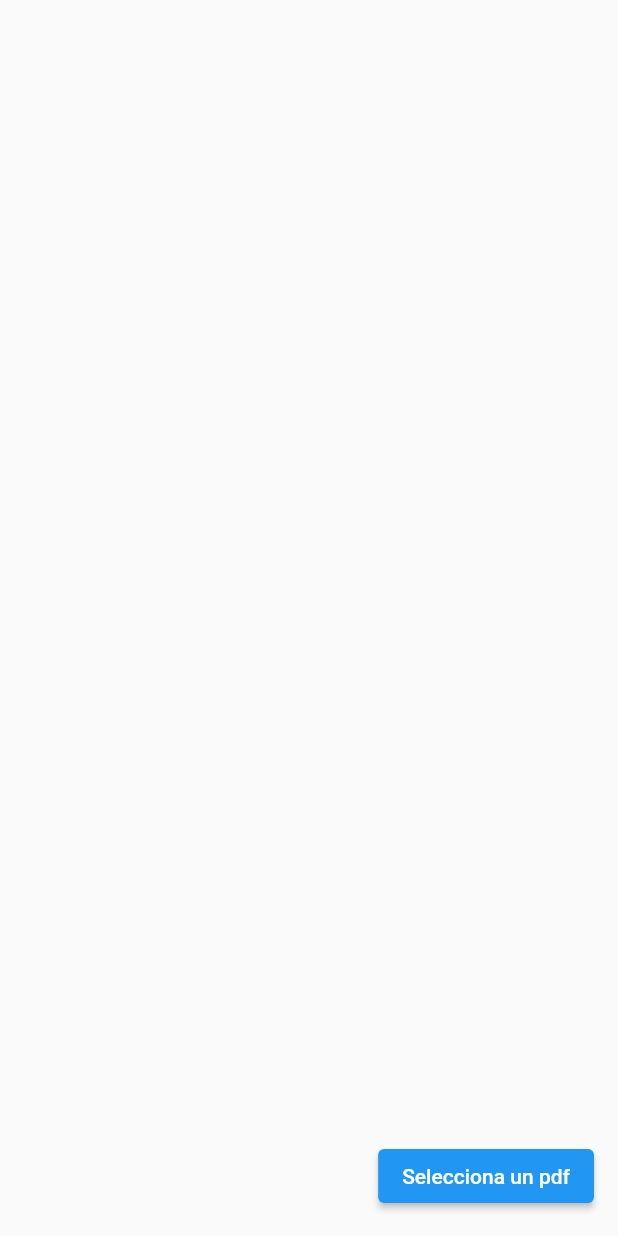
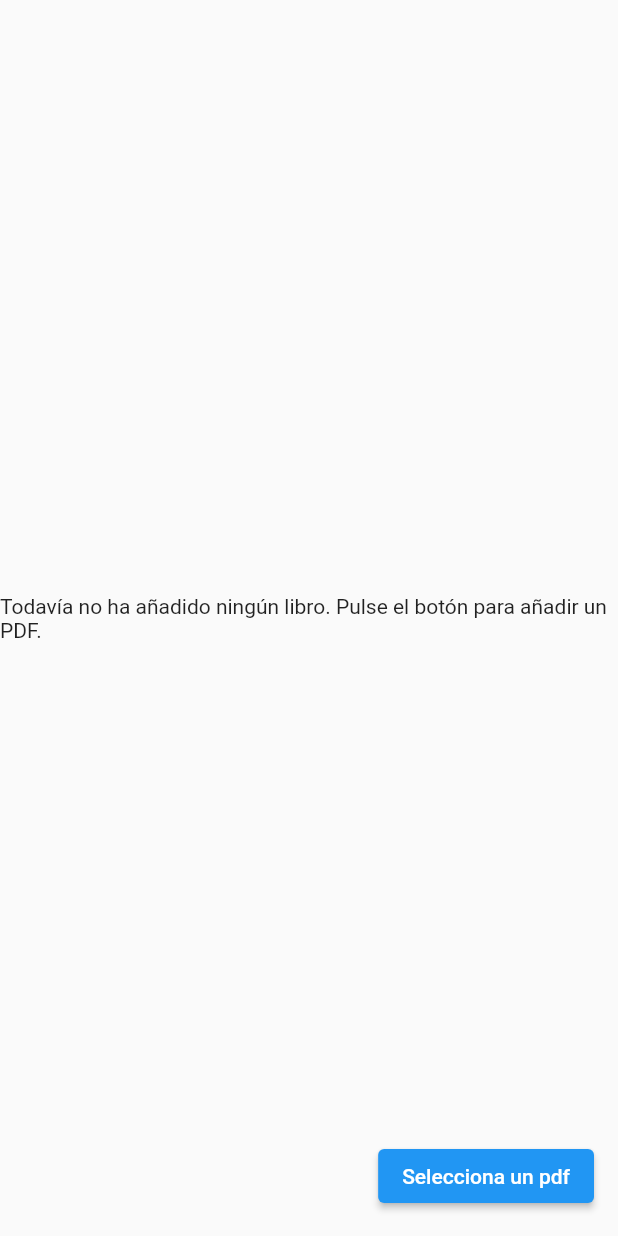
Before and after one commit to DarioOjeda/EbookProvidder, a Flutter app: the screen it shows after launch, on a phone screen of 412 x 824 dp. Run offline on Flutter 3.47's test engine with Material 2 defaults, Android fonts, the phone set to English and light mode, and no system bars; our stand-ins replace file_picker, fluttertoast, permission_handler, sqflite; missing offline and left inert: syncfusion_flutter_pdf; accounts and stored records are empty.

Commit message:
Nuevo método en el DBHelper para borrar todos los registros de pdfs de la base de datos. botones para llamar al método del provider que hace esto. Toasts de notificación

```diff
--- a/lib/database/db_helper.dart
+++ b/lib/database/db_helper.dart
@@ -75,4 +75,9 @@ class DBHelper {
     var select = await db.query('pdfs');
     return select;
   }
+
+  static Future<void> deleteAll() async{
+    final db = await DBHelper.database();
+    await db.delete("pdfs");
+  }
 }
--- a/lib/provider/pdf_provider.dart
+++ b/lib/provider/pdf_provider.dart
@@ -66,4 +66,9 @@ class PDFProvider extends ChangeNotifier {
   PdfDocument? getSelectedPDF() {
     return selectedPDF;
   }
+
+  Future<void> deleteAll() async{
+    await DBHelper.deleteAll();
+    notifyListeners();
+  }
 }
--- a/lib/screens/home_screen.dart
+++ b/lib/screens/home_screen.dart
@@ -3,6 +3,7 @@ import 'dart:io';
 
 import 'package:file_picker/file_picker.dart';
 import 'package:flutter/material.dart';
+import 'package:fluttertoast/fluttertoast.dart';
 import 'package:path_provider/path_provider.dart';
 import 'package:permission_handler/permission_handler.dart';
 import 'package:provider/provider.dart';
@@ -21,7 +22,9 @@ class HomeScreen extends StatelessWidget {
         body: FutureBuilder(
               future: Provider.of<PDFProvider>(context, listen: true).selectPDFs(),
               builder: (context, snapshot) =>
-              snapshot.data != null ?
+              snapshot.data != null && snapshot.data!.length > 0 ?
+                Stack(
+                  children: [
                     CustomScrollView(
                       primary: false,
                       slivers: [
@@ -48,8 +51,31 @@ class HomeScreen extends StatelessWidget {
                             ],
                           )
                         )
-                    ])
-                  : Text('')
+                      ]),
+                      Align(
+                        alignment: Alignment.bottomLeft,
+                        child: Padding(
+                          padding: EdgeInsets.all(15.0),
+                          child: ElevatedButton(
+                            onPressed: () async {
+                              await Provider.of<PDFProvider>(context, listen: false).deleteAll();
+                              Fluttertoast.showToast(
+                                    msg: "PDFs borrados correctamente",
+                                    toastLength: Toast.LENGTH_SHORT,
+                                    gravity: ToastGravity.TOP_RIGHT,
+                                    timeInSecForIosWeb: 1,
+                                    backgroundColor: Colors.red,
+                                    textColor: Colors.white,
+                                    fontSize: 16.0
+                                );
+                            },
+                            child: Text('Borrar todos los libros.')
+                            ),
+                        ),
+                     ),
+                    ]
+                )
+                  : Center(child: Text('Todavía no ha añadido ningún libro. Pulse el botón para añadir un PDF.'))
           ),
           floatingActionButton: BotonSeleccionar(),
        ),
--- a/pubspec.yaml
+++ b/pubspec.yaml
@@ -42,6 +42,7 @@ dependencies:
   syncfusion_flutter_pdf: ^21.1.38
   permission_handler: ^10.2.0
   path_provider: ^2.0.14
+  fluttertoast: ^8.2.1
 
 dev_dependencies:
   flutter_test:
```
Also changed, not shown: pubspec.lock. Lines whose indentation alone changed are shown as unchanged.
